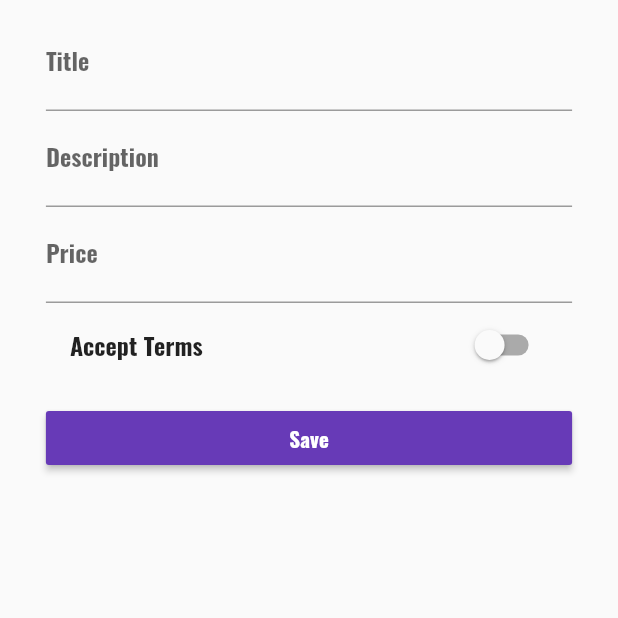
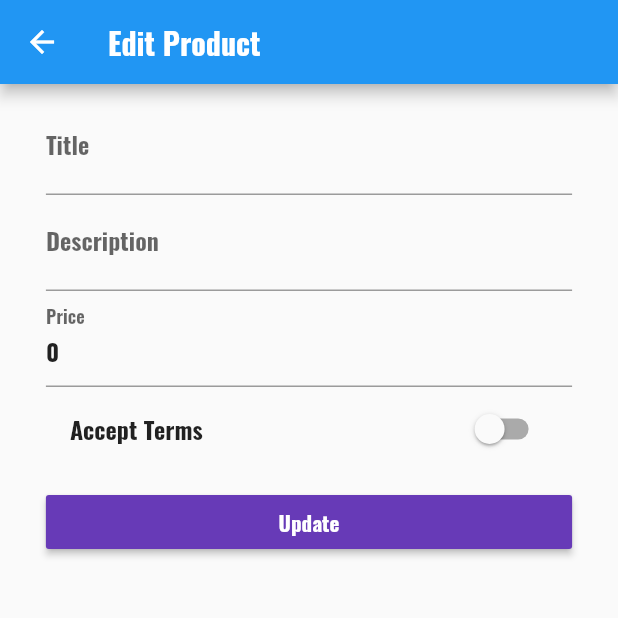
Before and after one commit to Wissa-Azmy/Prodlist, a Flutter app: the ProductCreatePage screen opened directly with empty values, on a phone screen of 412 x 824 dp, the top half of it. Run offline on Flutter 3.47's test engine with Material 2 defaults, Android fonts, the phone set to English and light mode, and no system bars.

Commit message:
Added update product functionality

```diff
--- a/lib/main.dart
+++ b/lib/main.dart
@@ -39,6 +39,12 @@ class _MyAppState extends State<MyApp> {
     });
   }
 
+  void _updateProduct(int index, Map product)  {
+    setState(() {
+      _productsList[index] = product;
+    });
+  }
+
   // The build method is required by any Widget class that extends flutter State
   // BuildContext is the type of the context parameter
   @override  // Not required annotation - just for clarity and readability
@@ -55,7 +61,8 @@ class _MyAppState extends State<MyApp> {
       routes: {
         '/': (context) => AuthPage(),
         '/products-list': (context) => ProductsPage(_productsList),
-        '/admin': (context) => ProductsAdminPage(_addProduct, _removeProduct),
+        '/admin': (context) => ProductsAdminPage(_updateProduct, _addProduct, _removeProduct, _productsList),
+//        '/admin/products-list': (context) => ProductsListPage(_updateProduct, _productsList)
       },
       onUnknownRoute: (RouteSettings settings) {
         return MaterialPageRoute(
--- a/lib/pages/product_create.dart
+++ b/lib/pages/product_create.dart
@@ -2,8 +2,11 @@ import 'package:flutter/material.dart';
 
 class ProductCreatePage extends StatefulWidget {
   final Function addProduct;
+  final Function updateProduct;
+  final int index;
+  final Map product;
 
-  ProductCreatePage(this.addProduct);
+  ProductCreatePage({this.index, this.addProduct, this.updateProduct, this.product});
 
   @override
   State<StatefulWidget> createState() {
@@ -14,23 +17,33 @@ class ProductCreatePage extends StatefulWidget {
 
 
 class _ProductCreatePageState extends State<ProductCreatePage> {
+
+  final GlobalKey<FormState> _formkey = GlobalKey<FormState>();
   final Map<String, dynamic> _formData = {
     'title': null,
     'description': null,
     'price': null
   };
   bool acceptedTerms = false;
-  final GlobalKey<FormState> _formkey = GlobalKey<FormState>();
+
 
 
   void _submitForm() {
+    // Run validators in all Fields if not success return.
     if (!_formkey.currentState.validate()) {
       return;
     }
-    _formkey.currentState.save();
 
-    widget.addProduct(_formData);
-    Navigator.pushReplacementNamed(context, '/products-list');
+    if (widget.product == null) {
+      _formkey.currentState.save();
+      widget.addProduct(_formData);
+      Navigator.pushReplacementNamed(context, '/products-list');
+    } else {
+      _formkey.currentState.save();
+      widget.updateProduct(widget.index, _formData);
+      Navigator.pushReplacementNamed(context, '/products-list');
+    }
+
   }
 
 
@@ -38,9 +51,7 @@ class _ProductCreatePageState extends State<ProductCreatePage> {
   Widget build(BuildContext context) {
     final double deviceWidth = MediaQuery.of(context).size.width;
     final double targetPadding = deviceWidth > 500 ? deviceWidth * 0.2 : deviceWidth * 0.05;
-
-    // TODO: implement build
-    return GestureDetector(
+    final Widget pageContent = GestureDetector(
       onTap: (){
         // This dismisses the keyboarding by focusing on an empty node.
         FocusScope.of(context).requestFocus(FocusNode());
@@ -55,8 +66,9 @@ class _ProductCreatePageState extends State<ProductCreatePage> {
             children: <Widget>[
               TextFormField(
                 decoration: InputDecoration(labelText: 'Title'),
+                initialValue: widget.product == null ? '' : widget.product['title'],
                 onSaved: (String value) {
-                    _formData['title'] = value;
+                  _formData['title'] = value;
                 },
                 validator: (value){
                   if (value.isEmpty || value.length < 5) {
@@ -66,6 +78,7 @@ class _ProductCreatePageState extends State<ProductCreatePage> {
               ),
               TextFormField(
                 decoration: InputDecoration(labelText: 'Description'),
+                initialValue:  widget.product == null ? '' : widget.product['description'],
                 maxLines: null,
                 onSaved: (value) {
                   _formData['description'] = value;
@@ -78,6 +91,7 @@ class _ProductCreatePageState extends State<ProductCreatePage> {
               ),
               TextFormField(
                 decoration: InputDecoration(labelText: 'Price'),
+                initialValue:  widget.product == null ? '' : widget.product['price'].toString(),
                 keyboardType: TextInputType.numberWithOptions(),
                 onSaved: (value) {
                   _formData['price'] = double.parse(value);
@@ -103,7 +117,7 @@ class _ProductCreatePageState extends State<ProductCreatePage> {
                 height: 10.0,
               ),
               RaisedButton(
-                  child: Text('Save'),
+                  child:  widget.product == null ? Text('Save') : Text('Update'),
                   color: Theme.of(context).accentColor,
                   textColor: Colors.white,
                   onPressed: _submitForm
@@ -112,6 +126,12 @@ class _ProductCreatePageState extends State<ProductCreatePage> {
           ),
         ),
       ),
+    );
+
+    // TODO: implement build
+    return widget.product == null ? pageContent : Scaffold(
+      appBar: AppBar(title: Text('Edit Product'),),
+      body: pageContent,
     );
     /* Modal
     return Center (
```
Also changed, not shown: lib/pages/products_admin.dart (+5 -3 lines), lib/pages/products_list.dart (+38 -2 lines).
